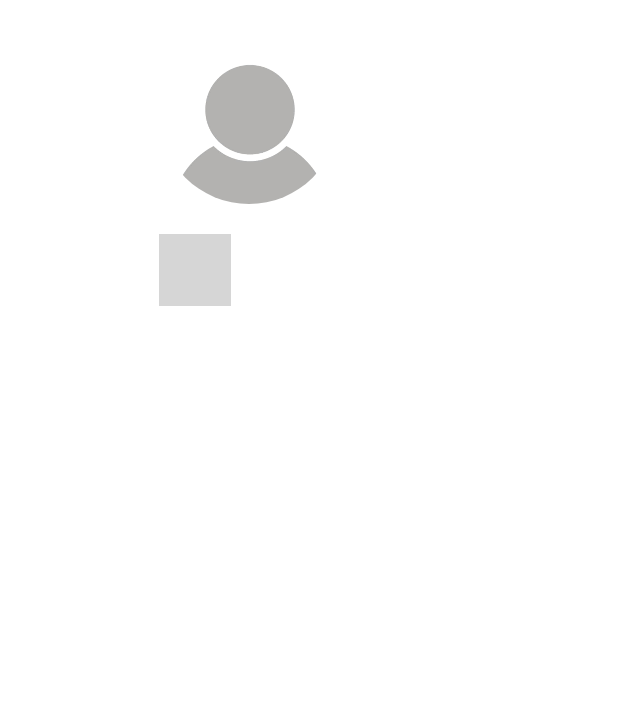
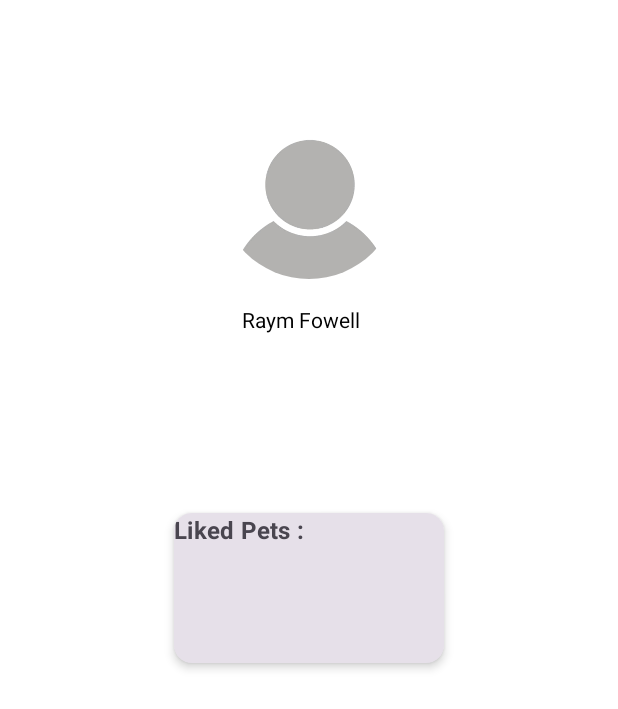
Before and after one commit to Mixcie-Lee/PawMate-ILS, an Android app built with Jetpack Compose: the @Preview function AdopterHomeScreenPreview, on a phone screen of 412 x 824 dp. Shown: the top 709 px of the screen. Run offline under Robolectric (Android 15) with nearby library versions, the light colour scheme and no system bars; grey boxes are pictures that could not be loaded.

Commit message:
new commit nanaman july 9 2025

```diff
--- a/app/build.gradle.kts
+++ b/app/build.gradle.kts
@@ -55,11 +55,11 @@ dependencies {
     implementation (libs.ui)
     implementation (libs.androidx.animation)
     implementation("androidx.core:core-splashscreen:1.0.1")
-    implementation("androidx.compose.material3:material3:1.2.1")
+    implementation("androidx.compose.material3:material3:1.3.2")
     implementation("androidx.compose.material:material-icons-extended:1.7.8")
     implementation("io.coil-kt:coil-compose:2.4.0")
-    implementation("androidx.activity:activity-compose:1.8.0")
-    implementation ("androidx.lifecycle:lifecycle-viewmodel-ktx:2.8.0-ALPHA01")
+    implementation("androidx.activity:activity-compose:1.10.1")
+    implementation ("androidx.lifecycle:lifecycle-viewmodel-ktx:2.9.1")
     implementation ("androidx.compose.runtime:runtime-livedata:1.8.3")
     testImplementation(libs.junit)
     androidTestImplementation(libs.androidx.junit)
--- a/app/src/main/java/TinderLogic_PetSwipe/PetCard.kt
+++ b/app/src/main/java/TinderLogic_PetSwipe/PetCard.kt
@@ -1,6 +1,5 @@
 package TinderLogic_PetSwipe
 
-import TinderLogic_CatSwipe.Cat
 import androidx.compose.animation.core.Animatable
 import com.example.pawmate_ils.R
 import androidx.compose.animation.core.tween
--- a/app/src/main/java/com/example/pawmate_ils/AdopterHome.kt
+++ b/app/src/main/java/com/example/pawmate_ils/AdopterHome.kt
@@ -20,19 +20,32 @@ import androidx.navigation.compose.rememberNavController
 import coil.compose.rememberAsyncImagePainter
 import androidx.activity.compose.rememberLauncherForActivityResult
 import androidx.activity.result.contract.ActivityResultContracts
+import androidx.compose.foundation.background
+import androidx.compose.foundation.border
 import androidx.compose.foundation.layout.Spacer
+import androidx.compose.foundation.layout.fillMaxWidth
 import androidx.compose.foundation.layout.height
 import androidx.compose.foundation.layout.offset
 import androidx.compose.foundation.layout.size
+import androidx.compose.foundation.layout.width
+import androidx.compose.material3.Card
+import androidx.compose.material3.MaterialTheme
 import androidx.compose.runtime.MutableState
 import androidx.compose.ui.res.painterResource
+import androidx.compose.ui.unit.sp
+import com.example.pawmate_ils.AdopterHomeScreen
 import com.example.pawmate_ils.SharedViewModel
+import androidx.compose.material3.CardDefaults
+import androidx.compose.ui.Alignment
+import androidx.compose.ui.text.font.FontWeight
+
 
 @Composable
 fun AdopterHomeScreen(
     navController: NavController,
     defImage: Int = R.drawable.adopterlogo,
-    sharedViewModel: SharedViewModel
+    sharedViewModel: SharedViewModel,
+    likedPetsCount : Int
 ) {
     var selectedImageUri = remember { mutableStateOf<Uri?>(null) }
 
@@ -51,7 +64,9 @@ fun AdopterHomeScreen(
         modifier = Modifier
             .fillMaxSize()
             .padding(16.dp)
-            .offset(x = 90.dp)
+            .offset(y = 50.dp),
+        horizontalAlignment =  Alignment.CenterHorizontally
+
     ) {
         // Circular Image with Click Handler
         Image(
@@ -63,22 +78,59 @@ fun AdopterHomeScreen(
                 .clickable { galleryLauncher.launch("image/*") } // Launch image picker
         )
         Spacer(modifier = Modifier.height(20.dp))
-        Text(text = sharedViewModel.username.value)
+        Text(
+            modifier =
+            Modifier
+                .offset(x = 5.dp)
+                .size(100.dp),
+
+            text = sharedViewModel.username.value
+        )
+        Spacer(modifier = Modifier.height(10.dp))
+
+//CARD SECTION FOR LIKED PETS
+        Card(
+            modifier = Modifier
+                .padding(16.dp)
+                .width(180.dp)
+                .offset(y = 10.dp)
+                .height(100.dp),
+
+            elevation = CardDefaults.cardElevation(defaultElevation = 4.dp),
+
+            ) {
+            Text(
+                text = "Liked Pets :",
+                 style = MaterialTheme.typography.titleMedium,
+                color = MaterialTheme.colorScheme.onSurfaceVariant,
+                fontWeight = FontWeight.Bold
+
+            )
+
+        }
+
+
     }
 }
+
+
+
+
+
+
 
 // Preview version without NavController requirement
 @Preview(showBackground = true)
 @Composable
 fun AdopterHomeScreenPreview() {
 
-
     val previewViewModel = SharedViewModel().apply {
         username.value = "Raym Fowell"
     }
 
-    AdopterHomeScreen(
+   AdopterHomeScreen(
         navController = rememberNavController(),
-        sharedViewModel = previewViewModel
+        sharedViewModel = previewViewModel,
+        likedPetsCount = 12
     )
 }
--- a/app/src/main/java/com/example/pawmate_ils/MainActivity.kt
+++ b/app/src/main/java/com/example/pawmate_ils/MainActivity.kt
@@ -26,7 +26,7 @@ import com.example.pawmate_ils.ui.screens.ShelterOwnerSignUpScreen
 import com.example.pawmate_ils.ui.theme.PawMateILSTheme
 
 class MainActivity : ComponentActivity() {
-    private val sharedViewModel : SharedViewModel by viewModels()
+    private val SharedViewModel : SharedViewModel by viewModels()
     override fun onCreate(savedInstanceState: Bundle?) {
         super.onCreate(savedInstanceState)
         enableEdgeToEdge()
@@ -51,7 +51,7 @@ class MainActivity : ComponentActivity() {
                                 composable("signup") {
                                     SignUpScreen(
                                         navController = navController,
-                                        sharedViewModel = sharedViewModel,
+                                        sharedViewModel = SharedViewModel,
                                         onSignUpClick = { _, _, _, _ ->
                                             navController.navigate("pet_selection") {
                                                 popUpTo("user_type") { inclusive = true }
--- /dev/null
+++ b/app/src/main/java/com/example/pawmate_ils/SharedViewModels.kt
@@ -0,0 +1,9 @@
+package com.example.pawmate_ils
+
+// SharedViewModel.kt
+import androidx.compose.runtime.mutableStateOf
+import androidx.lifecycle.ViewModel
+
+class SharedViewModel : ViewModel() {
+    var username = mutableStateOf("")  // Holds the username
+}
--- a/app/src/main/java/com/example/pawmate_ils/ui/screens/AdoptionCenterApplications.kt
+++ b/app/src/main/java/com/example/pawmate_ils/ui/screens/AdoptionCenterApplications.kt
@@ -26,7 +26,7 @@ fun AdoptionCenterApplications(
     var searchQuery by remember { mutableStateOf("") }
     val applications = remember {
         mutableStateListOf(
-            Application("John Doe", "Buddy", "Dog", "Today", "Pending"),
+            Application("John doe", "Buddy", "Dog", "Today", "Pending"),
             Application("Jane Smith", "Luna", "Cat", "Yesterday", "Approved"),
             Application("Mike Johnson", "Max", "Dog", "2 days ago", "Rejected")
         )
--- a/app/src/main/java/com/example/pawmate_ils/ui/screens/AuthScreen.kt
+++ b/app/src/main/java/com/example/pawmate_ils/ui/screens/AuthScreen.kt
@@ -8,7 +8,7 @@ import androidx.compose.ui.Modifier
 import androidx.compose.ui.platform.LocalContext
 import androidx.navigation.NavController
 import com.example.pawmate_ils.SharedViewModel
-
+import com.example.pawmate_ils.ui.screens.ShelterOwnerSignUpScreen
 import com.example.pawmate_ils.ui.theme.PawMateILSTheme
 
 @Composable
@@ -40,7 +40,7 @@ fun AuthScreen(
                         )
                     } else {
                         ShelterOwnerLoginScreen(
-                            onLoginClick = { email, password ->
+                            onLoginClick = { email,  password ->
                                 onAuthComplete()
                             },
                             onSignUpClick = { showShelterOwnerSignUp = true },
--- a/app/src/main/java/com/example/pawmate_ils/ui/theme/Theme.kt
+++ b/app/src/main/java/com/example/pawmate_ils/ui/theme/Theme.kt
@@ -4,6 +4,7 @@ import android.app.Activity
 import android.os.Build
 import androidx.compose.foundation.isSystemInDarkTheme
 import androidx.compose.material3.MaterialTheme
+import androidx.compose.material3.MaterialTheme.typography
 import androidx.compose.material3.darkColorScheme
 import androidx.compose.material3.dynamicDarkColorScheme
 import androidx.compose.material3.dynamicLightColorScheme
@@ -49,7 +50,7 @@ fun PawMateILSTheme(
 
     MaterialTheme(
         colorScheme = colorScheme,
-        typography = Typography,
+        typography = typography,
         content = content
     )
 }
```
Also changed, not shown: app/src/main/java/TinderLogic_PetSwipe/Swipe.kt (+14 -1 lines), app/src/main/java/com/example/pawmate_ils/DATA_BOTNAV.kt (added, +59 -0 lines), app/src/main/java/com/example/pawmate_ils/ui/screens/AdoptionCenterPets.kt (+5 -5 lines), app/src/main/java/tinderLogic_CatSwipe/CatSwipeScreen.kt (+9 -0 lines).
